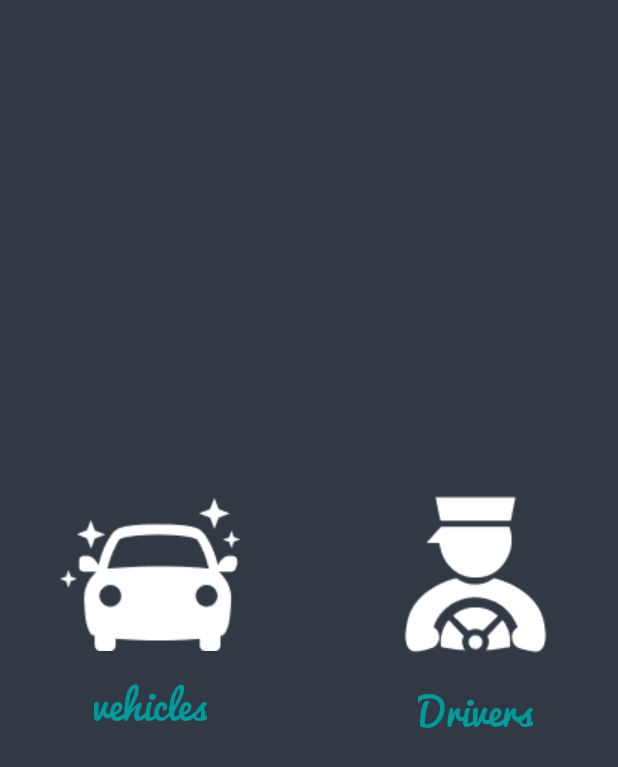
After one commit to AmrEmam98/Fleet-Mangement-Project, an Android app: the HomeActivity screen opened directly, with no data from a screen before it, on a phone screen of 412 x 824 dp. The commit adds this screen. Shown: the top 767 px of the screen. Run offline under Robolectric (Android 15) with nearby library versions, the phone set to English and light mode, and no system bars.

Commit message:
Home xml

```diff
--- a/app/src/main/AndroidManifest.xml
+++ b/app/src/main/AndroidManifest.xml
@@ -9,7 +9,8 @@
         android:roundIcon="@mipmap/ic_launcher_round"
         android:supportsRtl="true"
         android:theme="@style/AppTheme">
-        <activity android:name=".loginFunctionality.activities.LoginActivity"></activity>
+        <activity android:name=".homeFunctionality.activities.HomeActivity"></activity>
+        <activity android:name=".loginFunctionality.activities.LoginActivity" />
         <activity android:name=".SplashActivity">
             <intent-filter>
                 <action android:name="android.intent.action.MAIN" />
--- /dev/null
+++ b/app/src/main/java/com/example/fleetmanagementsystem/homeFunctionality/activities/HomeActivity.java
@@ -0,0 +1,17 @@
+package com.example.fleetmanagementsystem.homeFunctionality.activities;
+
+import androidx.appcompat.app.AppCompatActivity;
+
+import android.os.Bundle;
+
+import com.example.fleetmanagementsystem.R;
+
+
+public class HomeActivity extends AppCompatActivity {
+
+    @Override
+    protected void onCreate(Bundle savedInstanceState) {
+        super.onCreate(savedInstanceState);
+        setContentView(R.layout.activity_home);
+    }
+}
--- a/app/src/main/java/com/example/fleetmanagementsystem/loginFunctionality/activities/LoginActivity.java
+++ b/app/src/main/java/com/example/fleetmanagementsystem/loginFunctionality/activities/LoginActivity.java
@@ -1,6 +1,7 @@
 package com.example.fleetmanagementsystem.loginFunctionality.activities;
 
 import android.annotation.SuppressLint;
+import android.content.Intent;
 import android.os.Bundle;
 import android.view.View;
 import android.view.WindowManager;
@@ -11,12 +12,15 @@ import androidx.appcompat.app.AppCompatActivity;
 import androidx.lifecycle.ViewModelProvider;
 
 import com.example.fleetmanagementsystem.R;
+import com.example.fleetmanagementsystem.SplashActivity;
+import com.example.fleetmanagementsystem.homeFunctionality.activities.HomeActivity;
 import com.example.fleetmanagementsystem.loginFunctionality.ResponseConstants.LoginObserverResponse;
 import com.example.fleetmanagementsystem.loginFunctionality.viewModels.LoginViewModel;
 
 public class LoginActivity extends AppCompatActivity {
-    EditText emailEditText,passwordEditText;
+    EditText emailEditText, passwordEditText;
     LoginViewModel loginViewModel;
+
     @SuppressLint("CheckResult")
     @Override
     protected void onCreate(Bundle savedInstanceState) {
@@ -38,9 +42,25 @@ public class LoginActivity extends AppCompatActivity {
                 );
     }
 
+    public void loginBtnClicked(View view) {
+        if (isEmpty(emailEditText, passwordEditText)) {
+            Toast.makeText(this, "Please Fill All Fields ", Toast.LENGTH_LONG).show();
+        } else {
 
+            loginViewModel.doLogin(emailEditText.getText().toString(), passwordEditText.getText().toString());
 
-    public void loginBtnClicked(View view) {
-        loginViewModel.doLogin(emailEditText.getText().toString(),passwordEditText.getText().toString());
+            Intent intent = new Intent(LoginActivity.this, HomeActivity.class);
+            startActivity(intent);
+            finish();
+        }
+
+    }
+
+    private boolean isEmpty(EditText emailEt, EditText passEt) {
+        boolean empty = false;
+        if (emailEt.getText().toString().trim().length() == 0 || passEt.getText().toString().trim().length() == 0) {
+            empty = true;
+        }
+        return empty;
     }
 }
--- /dev/null
+++ b/app/src/main/res/layout/activity_home.xml
@@ -0,0 +1,66 @@
+<?xml version="1.0" encoding="utf-8"?>
+<androidx.constraintlayout.widget.ConstraintLayout xmlns:android="http://schemas.android.com/apk/res/android"
+    xmlns:app="http://schemas.android.com/apk/res-auto"
+    xmlns:tools="http://schemas.android.com/tools"
+    android:layout_width="match_parent"
+    android:layout_height="match_parent"
+    android:background="#313944"
+    tools:context=".homeFunctionality.activities.HomeActivity">
+
+
+    <LinearLayout
+        android:layout_width="0dp"
+        android:layout_height="wrap_content"
+        android:layout_marginLeft="40dp"
+        android:orientation="vertical"
+        app:layout_constraintBottom_toBottomOf="parent"
+        app:layout_constraintStart_toStartOf="parent"
+        app:layout_constraintTop_toTopOf="parent">
+
+        <ImageView
+            android:id="@+id/imageView"
+            android:layout_width="wrap_content"
+            android:layout_height="wrap_content"
+            android:layout_gravity="center"
+            android:src="@drawable/car_icon" />
+
+        <TextView
+            android:layout_width="wrap_content"
+            android:layout_height="wrap_content"
+            android:layout_gravity="center"
+            android:layout_marginTop="10dp"
+            android:fontFamily="@font/font_app"
+            android:text="vehicles"
+            android:textColor="#009a9a"
+            android:textSize="26dp" />
+
+    </LinearLayout>
+
+    <LinearLayout
+        android:layout_width="0dp"
+        android:layout_height="wrap_content"
+        android:layout_marginRight="40dp"
+        android:orientation="vertical"
+        app:layout_constraintBottom_toBottomOf="parent"
+        app:layout_constraintEnd_toEndOf="parent"
+        app:layout_constraintTop_toTopOf="parent">
+
+        <ImageView
+            android:layout_width="wrap_content"
+            android:layout_height="wrap_content"
+            android:layout_gravity="center"
+            android:src="@drawable/driver_icon" />
+
+        <TextView
+            android:layout_width="wrap_content"
+            android:layout_height="wrap_content"
+            android:layout_gravity="center"
+            android:layout_marginTop="10dp"
+            android:fontFamily="@font/font_app"
+            android:text="Drivers"
+            android:textColor="#009a9a"
+            android:textSize="26dp" />
+
+    </LinearLayout>
+
+</androidx.constraintlayout.widget.ConstraintLayout>
--- a/app/src/main/res/layout/activity_login.xml
+++ b/app/src/main/res/layout/activity_login.xml
@@ -2,7 +2,7 @@
 <RelativeLayout xmlns:android="http://schemas.android.com/apk/res/android"
     android:layout_width="match_parent"
     android:layout_height="match_parent"
-    android:background="@drawable/color_background">
+    android:background="#313944">
     <LinearLayout
         android:layout_width="match_parent"
         android:layout_height="match_parent"
@@ -32,7 +32,7 @@
                     android:layout_marginLeft="15dp"
                     android:background="#00000000"
                     android:letterSpacing="0.1"
-                    android:textSize="16dp"
+                    android:textSize="18dp"
                     android:inputType="text"
                     android:textColor="#fff"
                     />
@@ -61,7 +61,7 @@
                     android:background="#00000000"
                     android:inputType="textPassword"
                     android:letterSpacing="0.1"
-                    android:textSize="16dp"
+                    android:textSize="18sp"
                     android:textColor="#fff"/>
             </LinearLayout>
             <LinearLayout
@@ -82,7 +82,7 @@
         android:paddingRight="60dp">
 
         <TextView
-            android:id="@+id/lin"
+            android:id="@+id/login_btn"
             android:layout_width="match_parent"
             android:layout_height="wrap_content"
             android:layout_gravity="bottom"
@@ -97,7 +97,6 @@
             android:textStyle="bold" />
 
         <TextView
-            android:id="@+id/sup"
             android:layout_width="match_parent"
             android:layout_height="wrap_content"
             android:gravity="center"
@@ -117,7 +116,7 @@
             android:layout_width="wrap_content"
             android:layout_height="wrap_content"
             android:text="Fleet Management"
-            android:textSize="46sp"
+            android:textSize="36sp"
             android:ems="4"
             android:layout_margin="5dp"
             android:padding="5dp"
--- a/app/src/main/res/values/colors.xml
+++ b/app/src/main/res/values/colors.xml
@@ -1,7 +1,7 @@
 <?xml version="1.0" encoding="utf-8"?>
 <resources>
-    <color name="colorPrimary">#6200EE</color>
-    <color name="colorPrimaryDark">#3700B3</color>
+    <color name="colorPrimary">#313944</color>
+    <color name="colorPrimaryDark">#313944</color>
     <color name="colorAccent">#03DAC5</color>
 
     <color name="red_300">#009a9a</color>
```
Also changed, not shown: app/src/main/res/drawable/car_icon.png (added), app/src/main/res/drawable/color_background.jpg (deleted), app/src/main/res/drawable/driver_icon.png (added). Lines whose indentation alone changed are shown as unchanged.
